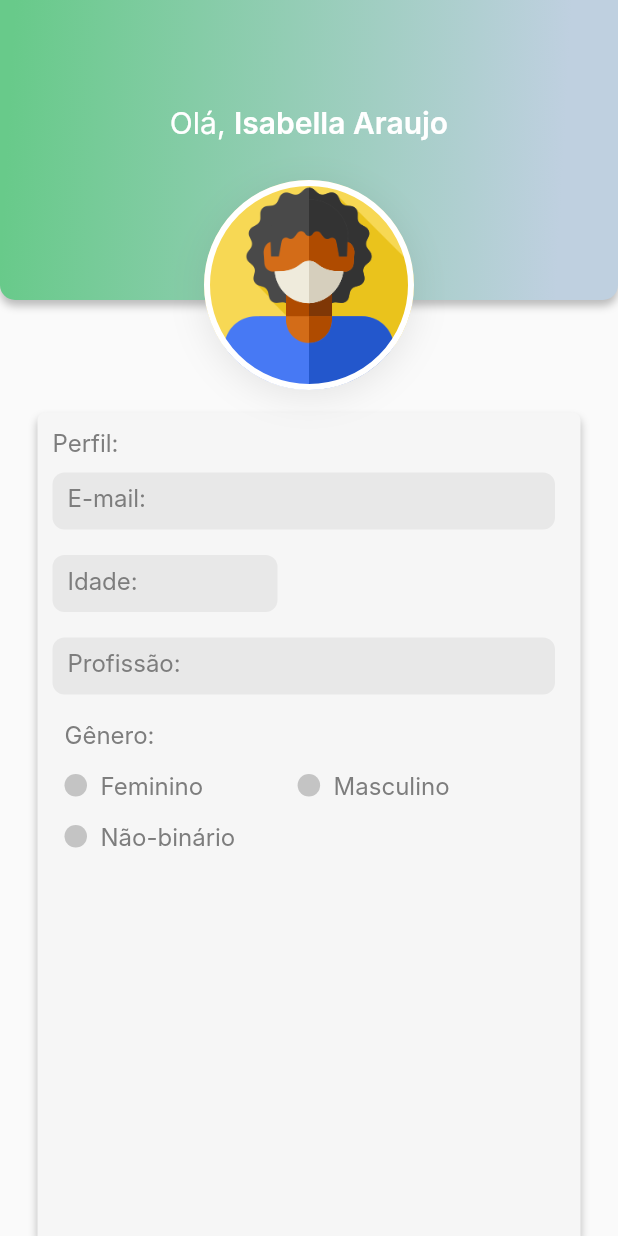
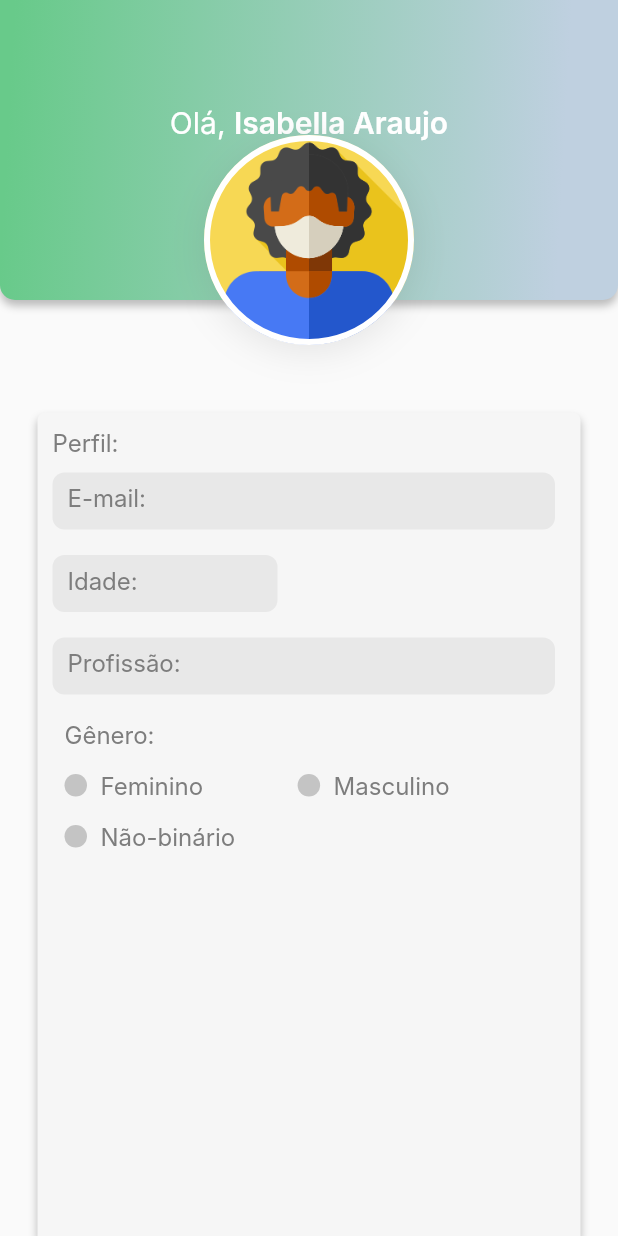
Before and after one commit to juliaalmeida13/APP-MENTAL, a Flutter app: the ProfilePage screen opened directly, on a phone screen of 412 x 824 dp. Run offline on Flutter 3.47's test engine with Material 2 defaults, Android fonts, the phone set to English and light mode, and no system bars; our stand-ins replace cloud_firestore, firebase_auth, firebase_core, shared_preferences, simple_animations; missing offline and left inert: flutter_phone_direct_caller; accounts and stored records are empty; Roboto replaces fonts that are missing (Inter).

Commit message:
foto perfil

```diff
--- a/app base/lib/Perfil/Widgets/appbar/app_bar_widget.dart
+++ b/app base/lib/Perfil/Widgets/appbar/app_bar_widget.dart
@@ -50,7 +50,7 @@ class AppBarWidget extends PreferredSize {
                                   ])),
                             ]),
                       ),
-                      Align(alignment: Alignment(0.0, 3.0), child: FotoPerfil())
+                      Align(alignment: Alignment(0.0, 2.0), child: FotoPerfil())
                     ],
                   ),
                 )));
```
